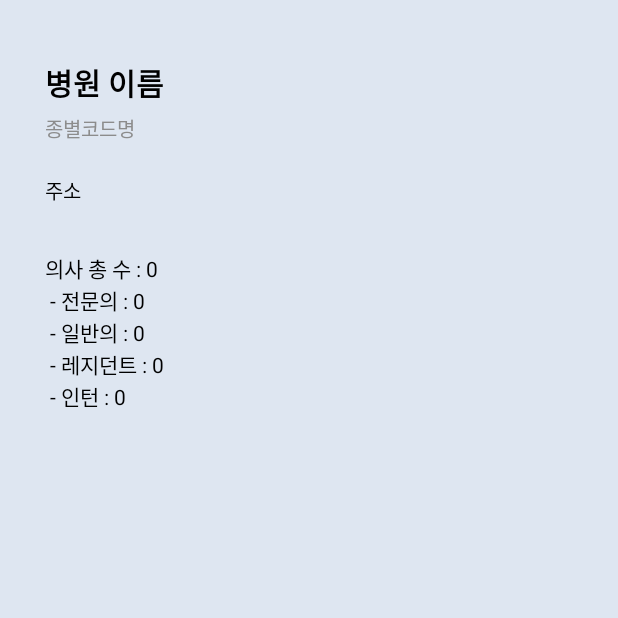
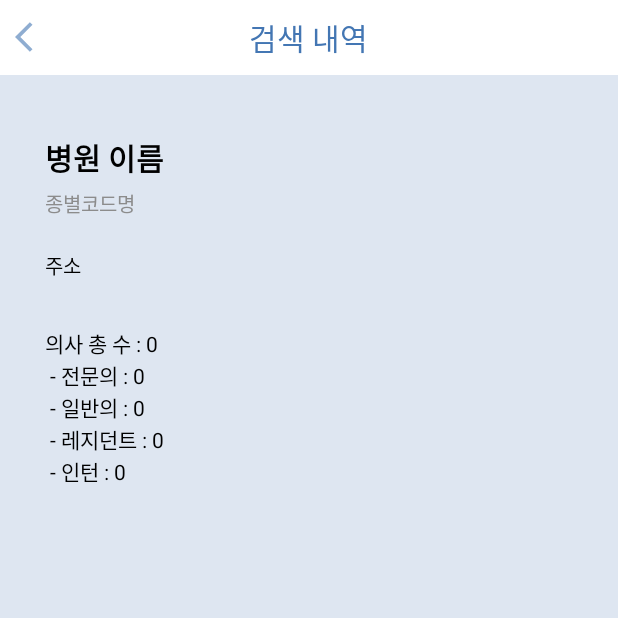
Before and after one commit to jeongminP/HospitalMap, an Android app: the DetailActivity screen opened directly, with no data from a screen before it, on a phone screen of 412 x 824 dp, the top half of it. Run offline under Robolectric (Android 15) with nearby library versions, the phone set to English and light mode, and no system bars; 12 statements that could not run were skipped.

Commit message:
타이틀바 구현

```diff
--- a/app/src/main/java/com/example/hospitalmap/DetailActivity.java
+++ b/app/src/main/java/com/example/hospitalmap/DetailActivity.java
@@ -5,6 +5,7 @@ import android.content.Intent;
 import android.graphics.Paint;
 import android.os.Bundle;
 import android.view.View;
+import android.widget.ImageButton;
 import android.widget.TextView;
 
 import androidx.annotation.Nullable;
@@ -38,6 +39,17 @@ public class DetailActivity extends Activity {
         telNoView = findViewById(R.id.tel_no_view);
         hospUrlView = findViewById(R.id.hosp_url_view);
         estbDateView = findViewById(R.id.estb_date_view);
+
+        TextView titleTextView = findViewById(R.id.detail_title_textview);
+        titleTextView.setText(hospitalItem.getHospName());
+
+        ImageButton backBtn = findViewById(R.id.back_btn);
+        backBtn.setOnClickListener(new View.OnClickListener() {
+            @Override
+            public void onClick(View v) {
+                finish();
+            }
+        });
 
         // 텍스트 채우기
         tvName.setText(hospitalItem.getHospName());
--- a/app/src/main/java/com/example/hospitalmap/ListActivity.java
+++ b/app/src/main/java/com/example/hospitalmap/ListActivity.java
@@ -3,6 +3,9 @@ package com.example.hospitalmap;
 import android.app.Activity;
 import android.content.Intent;
 import android.os.Bundle;
+import android.view.View;
+import android.widget.ImageButton;
+import android.widget.TextView;
 
 import androidx.recyclerview.widget.LinearLayoutManager;
 import androidx.recyclerview.widget.RecyclerView;
@@ -21,7 +24,17 @@ public class ListActivity extends Activity {
 
         Intent intent = getIntent();
         hospitalItemList = (ArrayList<HospitalItem>) intent.getSerializableExtra("hospitalItemList");
-        setTitle(intent.getStringExtra("deptName"));
+
+        TextView titleTextView = findViewById(R.id.list_title_textview);
+        titleTextView.setText(intent.getStringExtra("emdongName") + " " + intent.getStringExtra("deptName") + " : " + hospitalItemList.size() + "건");
+
+        ImageButton backBtn = findViewById(R.id.back_btn);
+        backBtn.setOnClickListener(new View.OnClickListener() {
+            @Override
+            public void onClick(View v) {
+                finish();
+            }
+        });
 
         recyclerView = findViewById(R.id.list_recycler_view);
         adapter = new RecyclerViewAdapter(ListActivity.this, hospitalItemList);
--- a/app/src/main/java/com/example/hospitalmap/MainActivity.java
+++ b/app/src/main/java/com/example/hospitalmap/MainActivity.java
@@ -131,6 +131,7 @@ public class MainActivity extends AppCompatActivity
                 // 목록 화면으로 이동
                 Intent intent = new Intent(getApplicationContext(), ListActivity.class);
                 intent.putExtra("hospitalItemList", hospitalItemList);
+                intent.putExtra("emdongName", centerEMDong);
                 intent.putExtra("deptName", deptCode.getDepartmentName());
                 startActivity(intent);
             }
@@ -448,6 +449,7 @@ public class MainActivity extends AppCompatActivity
 
                     //onPostExecute
                     hideLoadingView();
+                    showListBtn.setText(getResources().getString(R.string.button_text_show_hosp_list) + " (" + hospitalItemList.size() + ")");
                     showListBtn.setClickable(true);
 
                     // 지도에 마킹
--- /dev/null
+++ b/app/src/main/res/drawable-anydpi/back_icon.xml
@@ -0,0 +1,11 @@
+<vector xmlns:android="http://schemas.android.com/apk/res/android"
+    android:width="24dp"
+    android:height="24dp"
+    android:viewportWidth="24"
+    android:viewportHeight="24"
+    android:tint="#333333"
+    android:alpha="0.6">
+  <path
+      android:fillColor="@android:color/white"
+      android:pathData="M11.67,3.87L9.9,2.1 0,12l9.9,9.9 1.77,-1.77L3.54,12z"/>
+</vector>
--- a/app/src/main/res/layout/acticity_detail.xml
+++ b/app/src/main/res/layout/acticity_detail.xml
@@ -1,11 +1,39 @@
 <?xml version="1.0" encoding="utf-8"?>
 <LinearLayout xmlns:android="http://schemas.android.com/apk/res/android"
     android:orientation="vertical"
-    android:background="#dee6f1"
+    android:layout_width="match_parent"
+    android:layout_height="match_parent">
+
+    <RelativeLayout
+        android:layout_width="match_parent"
+        android:layout_height="50dp"
+        android:background="#ffffff">
+        <ImageButton
+            android:id="@+id/back_btn"
+            android:layout_width="wrap_content"
+            android:layout_height="wrap_content"
+            android:layout_margin="10dp"
+            android:layout_centerVertical="true"
+            android:src="@drawable/back_icon"
+            android:background="@null"
+            android:tint="#4376B3"/>
+        <TextView
+            android:id="@+id/detail_title_textview"
+            android:layout_width="wrap_content"
+            android:layout_height="wrap_content"
+            android:layout_centerInParent="true"
+            android:text="검색 내역"
+            android:textColor="#4376B3"
+            android:textSize="20dp"/>
+
+    </RelativeLayout>
+
+    <LinearLayout xmlns:android="http://schemas.android.com/apk/res/android"
+        android:orientation="vertical"
+        android:background="@color/sky_blue"
         android:padding="30dp"
         android:layout_width="match_parent"
         android:layout_height="match_parent">
-
         <TextView
             android:id="@+id/hosp_name_textview"
             android:layout_width="match_parent"
@@ -50,6 +78,7 @@
                 android:text="000-0000-0000"
                 android:textColor="#ff0000" />
         </LinearLayout>
+
         <LinearLayout
             android:id="@+id/hosp_url_view"
             android:layout_width="match_parent"
@@ -173,5 +202,5 @@
                     android:textColor="#000000" />
             </LinearLayout>
         </LinearLayout>
-
     </LinearLayout>
+</LinearLayout>
--- a/app/src/main/res/layout/activity_main.xml
+++ b/app/src/main/res/layout/activity_main.xml
@@ -48,7 +48,7 @@
         android:layout_marginBottom="10dp"
         android:stateListAnimator="@null"
         android:background="@drawable/background_basic_radius"
-        android:text="병원 목록 보기"
+        android:text="@string/button_text_show_hosp_list"
         android:textColor="#0000ff"/>
 
     <ImageButton
--- a/app/src/main/res/values/colors.xml
+++ b/app/src/main/res/values/colors.xml
@@ -7,4 +7,6 @@
     <color name="teal_700">#FF018786</color>
     <color name="black">#FF000000</color>
     <color name="white">#FFFFFFFF</color>
+    <color name="sky_blue">#FFDEE6F1</color>
+    <color name="text_blue">#FF4376B3</color>
 </resources>
--- a/app/src/main/res/values/strings.xml
+++ b/app/src/main/res/values/strings.xml
@@ -3,4 +3,5 @@
     <string name="rest_api_key">7d2feecc4ac3c347ea3accbc8ae653fc</string>
     <string name="shared_preferences_file_name">storedFile</string>
     <string name="sp_stored_department">stored_department</string>
+    <string name="button_text_show_hosp_list">병원 목록 보기</string>
 </resources>
```
Also changed, not shown: app/src/main/res/drawable-hdpi/back_icon.png (added), app/src/main/res/drawable-mdpi/back_icon.png (added), app/src/main/res/drawable-xhdpi/back_icon.png (added), app/src/main/res/drawable-xxhdpi/back_icon.png (added). Lines whose indentation alone changed are shown as unchanged.
